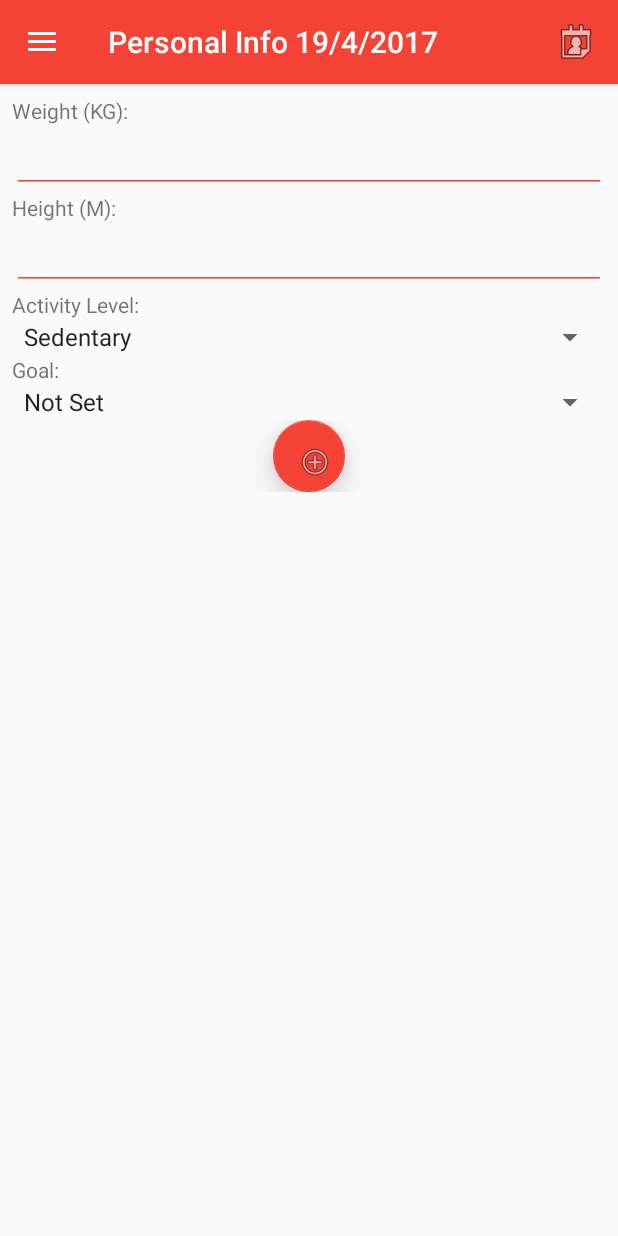
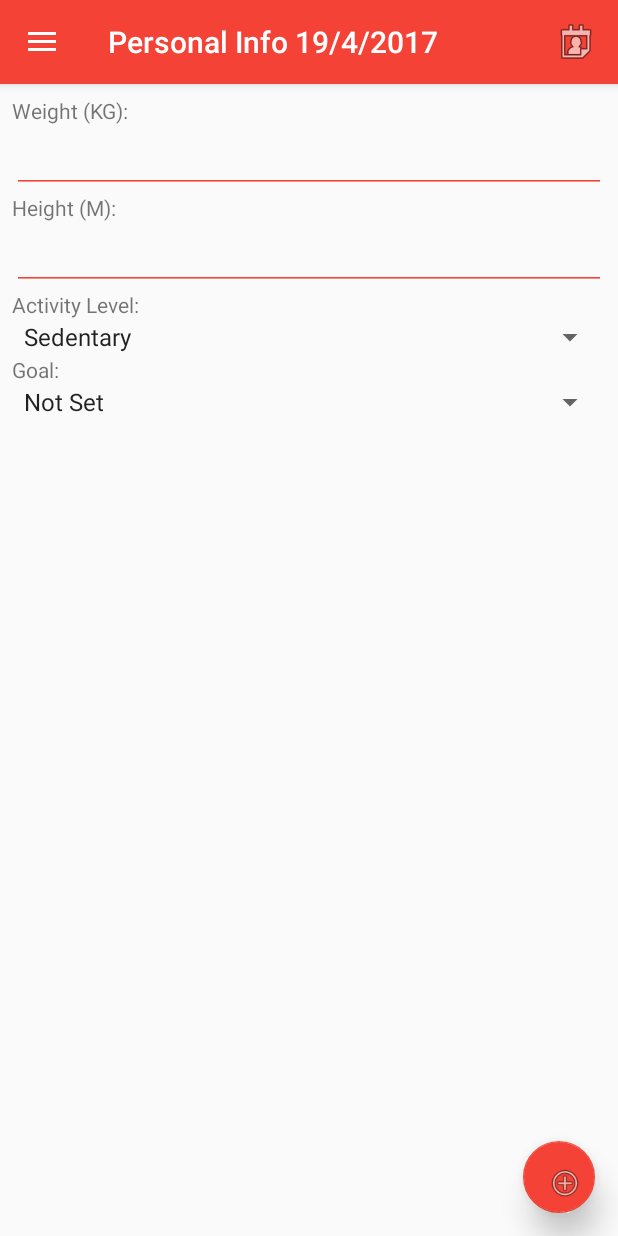
Before and after one commit to PeterMcteague/My-Fitness, an Android app: the fragment InfoFragment placed in its activity, on a phone screen of 412 x 824 dp. Run offline under Robolectric (Android 15) with nearby library versions, the phone set to English and light mode, and no system bars; 6 statements that could not run were skipped.

Commit message:
Updated fragment info layout
Scales across all (non-wear) devices now.

```diff
--- a/app/src/main/res/layout/fragment_info.xml
+++ b/app/src/main/res/layout/fragment_info.xml
@@ -9,7 +9,8 @@
         android:layout_width="match_parent"
         android:layout_height="match_parent"
         android:layout_margin="8dp"
-        android:orientation="vertical">
+        android:orientation="vertical"
+        android:id="@+id/linearLayout3">
 
         <TextView
             android:id="@+id/textView4"
@@ -61,10 +62,9 @@
             android:layout_width="match_parent"
             android:layout_height="wrap_content"/>
 
-        <LinearLayout
+        <RelativeLayout
             android:layout_width="match_parent"
-            android:layout_height="wrap_content"
-            android:orientation="vertical">
+            android:layout_height="match_parent">
 
             <ListView
                 android:id="@+id/info_picture_list"
@@ -73,20 +73,30 @@
                 android:layout_weight="0.16"
                 android:divider="?attr/dividerHorizontal"
                 android:footerDividersEnabled="true"
-                android:headerDividersEnabled="true" />
+                android:headerDividersEnabled="true"
+                android:layout_alignParentTop="true"
+                android:layout_alignParentLeft="true"
+                android:layout_alignParentStart="true" />
+
+        </RelativeLayout>
+
+    </LinearLayout>
 
     <android.support.design.widget.FloatingActionButton
         android:id="@+id/add_picture_button"
         android:layout_width="48dp"
         android:layout_height="48dp"
         android:layout_gravity="bottom|center_horizontal"
-                android:layout_weight="0.16"
+        android:layout_weight="1"
         android:clickable="true"
         app:backgroundTint="@color/colorPrimary"
         app:elevation="12dp"
         app:fabSize="normal"
-                app:srcCompat="@android:drawable/ic_menu_add" />
-        </LinearLayout>
-
-    </LinearLayout>
+        app:srcCompat="@android:drawable/ic_menu_add"
+        android:layout_alignBottom="@+id/linearLayout3"
+        android:layout_alignRight="@+id/linearLayout3"
+        android:layout_alignEnd="@+id/linearLayout3"
+        android:layout_marginRight="7dp"
+        android:layout_marginEnd="7dp"
+        android:layout_marginBottom="7dp" />
 </RelativeLayout>
```
Lines whose indentation alone changed are shown as unchanged.
